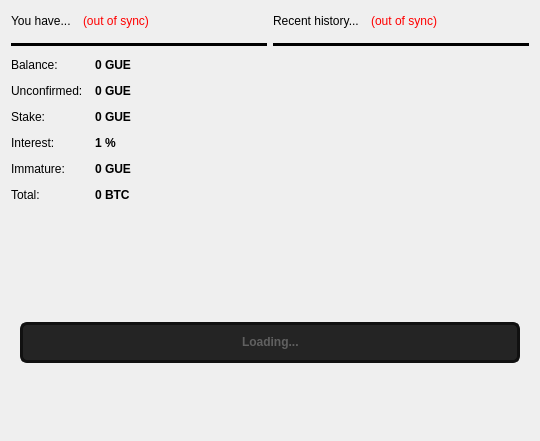
This is src/qt/forms/overviewpage.ui in PAXcoinnetwork/guerillacoin as Qt 5 draws it before an edit. The edited form follows.
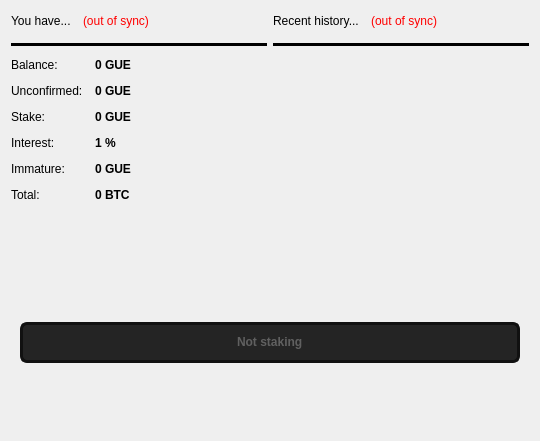
This is the edited form.

Diff of the .ui file:
```diff
--- a/src/qt/forms/overviewpage.ui
+++ b/src/qt/forms/overviewpage.ui
@@ -950,7 +950,7 @@
          <bool>false</bool>
         </property>
         <property name="format">
-         <string>Loading...</string>
+         <string>Not staking</string>
         </property>
        </widget>
       </item>
```
